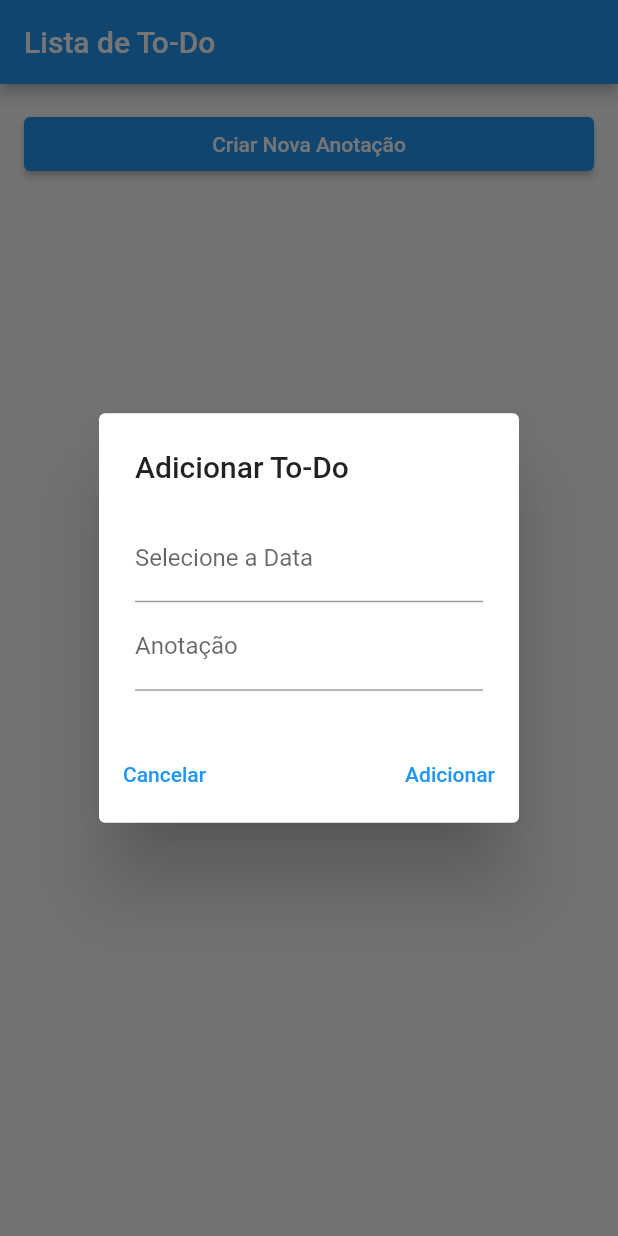
After one commit to SixBruno99/To-do-list, a Flutter app: the screen it shows after launch, after a tap on "Criar Nova Anotação", on a phone screen of 412 x 824 dp. The commit adds this screen. Run offline on Flutter 3.47's test engine with Material 2 defaults, Android fonts, the phone set to English and light mode, and no system bars; our stand-ins replace flutter_datetime_picker.

Commit message:
layout pronto

```diff
--- a/lib/main.dart
+++ b/lib/main.dart
@@ -1,6 +1,20 @@
 import 'package:flutter/material.dart';
-import 'package:to_do_list/widgets/home.dart';
+import 'package:provider/provider.dart';
+import 'package:to_do_list/repositories/to_do_list.dart';
+import 'package:to_do_list/widgets/show_list.dart';
 
 void main() {
-  runApp(TodoListApp());
+  runApp(
+    MultiProvider(
+      providers: [
+        ChangeNotifierProvider<ToDoRepository>(
+          create: (_) => ToDoRepository(),
+        ),
+      ],
+      child: const MaterialApp(
+        debugShowCheckedModeBanner: false,
+        home: ToDoListScreen(),
+      ),
+    ),
+  );
 }
--- /dev/null
+++ b/lib/repositories/to_do_list.dart
@@ -0,0 +1,33 @@
+import 'package:flutter/material.dart';
+
+class ToDoItem {
+  String date;
+  String text;
+
+  ToDoItem({
+    required this.date,
+    required this.text,
+  });
+}
+
+class ToDoRepository extends ChangeNotifier {
+  final List<ToDoItem> _toDoList = [];
+
+  List<ToDoItem> get toDoList => _toDoList;
+
+  void addItem(String date, String text) {
+    _toDoList.add(ToDoItem(date: date, text: text));
+    notifyListeners();
+  }
+
+  void removeItem(ToDoItem item) {
+    _toDoList.remove(item);
+    notifyListeners();
+  }
+
+  void updateItem(ToDoItem item, String newDate, String newText) {
+    item.date = newDate;
+    item.text = newText;
+    notifyListeners();
+  }
+}
--- /dev/null
+++ b/lib/widgets/create_item.dart
@@ -0,0 +1,85 @@
+// ignore_for_file: prefer_const_constructors
+
+import 'package:flutter/material.dart';
+import 'package:flutter_datetime_picker/flutter_datetime_picker.dart';
+import 'package:intl/intl.dart';
+
+import '../repositories/to_do_list.dart';
+
+class CreateToDoItem extends StatefulWidget {
+  final TextEditingController dateController;
+  final TextEditingController textController;
+  final ToDoRepository repository;
+
+  const CreateToDoItem({
+    Key? key,
+    required this.dateController,
+    required this.textController,
+    required this.repository,
+  }) : super(key: key);
+
+  @override
+  State<CreateToDoItem> createState() => _CreateToDoItemState();
+}
+
+class _CreateToDoItemState extends State<CreateToDoItem> {
+  String selectedDate = '';
+
+  @override
+  Widget build(BuildContext context) {
+    return AlertDialog(
+      title: Text('Adicionar To-Do'),
+      content: Column(
+        mainAxisSize: MainAxisSize.min,
+        children: [
+          TextField(
+            controller: widget.dateController,
+            decoration: InputDecoration(labelText: 'Selecione a Data'),
+            onTap: () {
+              DatePicker.showDatePicker(
+                context,
+                showTitleActions: true,
+                onConfirm: (date) {
+                  final formattedDate = DateFormat('dd/MM/yyyy').format(date);
+                  widget.dateController.text = formattedDate;
+                  setState(() {
+                    selectedDate = formattedDate;
+                  });
+                },
+                currentTime: DateTime.now(),
+              );
+            },
+          ),
+          TextField(
+            controller: widget.textController,
+            decoration: InputDecoration(labelText: 'Anotação'),
+          ),
+        ],
+      ),
+      actions: [
+        Row(
+          mainAxisAlignment: MainAxisAlignment.spaceBetween,
+          children: [
+            TextButton(
+              onPressed: () {
+                Navigator.pop(context);
+              },
+              child: Text('Cancelar'),
+            ),
+            TextButton(
+              onPressed: () {
+                final String formattedDate = selectedDate;
+                final String text = widget.textController.text;
+                if (formattedDate.isNotEmpty && text.isNotEmpty) {
+                  widget.repository.addItem(formattedDate, text);
+                  Navigator.pop(context);
+                }
+              },
+              child: Text('Adicionar'),
+            ),
+          ],
+        )
+      ],
+    );
+  }
+}
--- /dev/null
+++ b/lib/widgets/show_list.dart
@@ -0,0 +1,92 @@
+// ignore_for_file: prefer_const_constructors
+
+import 'package:flutter/material.dart';
+import 'package:provider/provider.dart';
+
+import '../repositories/to_do_list.dart';
+import 'create_item.dart';
+import 'edit_item.dart';
+
+class ToDoListScreen extends StatelessWidget {
+  const ToDoListScreen({Key? key}) : super(key: key);
+
+  @override
+  Widget build(BuildContext context) {
+    final toDoList = Provider.of<ToDoRepository>(context);
+
+    return Scaffold(
+      appBar: AppBar(
+        title: Text('Lista de To-Do'),
+      ),
+      body: Column(
+        children: [
+          Container(
+            width: double.infinity,
+            padding: EdgeInsets.all(16.0),
+            child: ElevatedButton(
+              onPressed: () {
+                final dateController = TextEditingController();
+                final textController = TextEditingController();
+
+                showDialog(
+                  context: context,
+                  builder: (context) => CreateToDoItem(
+                    dateController: dateController,
+                    textController: textController,
+                    repository: toDoList,
+                  ),
+                );
+              },
+              child: Text('Criar Nova Anotação'),
+            ),
+          ),
+          Expanded(
+            child: ListView.builder(
+              itemCount: toDoList.toDoList.length,
+              itemBuilder: (context, index) {
+                final item = toDoList.toDoList[index];
+                return Dismissible(
+                    key: Key(item.date + item.text),
+                    onDismissed: (direction) {
+                      toDoList.removeItem(item);
+                    },
+                    background: Container(
+                      color: Colors.blue,
+                      alignment: Alignment.centerRight,
+                      padding: EdgeInsets.only(right: 16.0),
+                      child: Icon(
+                        Icons.delete,
+                        color: Colors.white,
+                      ),
+                    ),
+                    child: GestureDetector(
+                      onTap: () {
+                        final dateController =
+                            TextEditingController(text: item.date);
+                        final textController =
+                            TextEditingController(text: item.text);
+
+                        showDialog(
+                          context: context,
+                          builder: (context) => EditToDoItem(
+                            dateController: dateController,
+                            textController: textController,
+                            repository: toDoList,
+                            item: item,
+                          ),
+                        );
+                      },
+                      child: ListTile(
+                        title: Text(item.date),
+                        subtitle: Text(item.text),
+                        trailing: Text("Deslize para deletar"),
+                      ),
+                    ));
+              },
+            ),
+          ),
+        ],
+      ),
+    );
+  }
+}
--- a/pubspec.yaml
+++ b/pubspec.yaml
@@ -35,6 +35,9 @@ dependencies:
   # The following adds the Cupertino Icons font to your application.
   # Use with the CupertinoIcons class for iOS style icons.
   cupertino_icons: ^1.0.2
+  provider: ^6.0.5
+  flutter_datetime_picker: ^1.5.1
+  intl: ^0.18.1
 
 dev_dependencies:
   flutter_test:
```
Also changed, not shown: lib/widgets/edit_item.dart (added, +67 -0 lines), lib/widgets/home.dart (deleted, +0 -221 lines), pubspec.lock.
